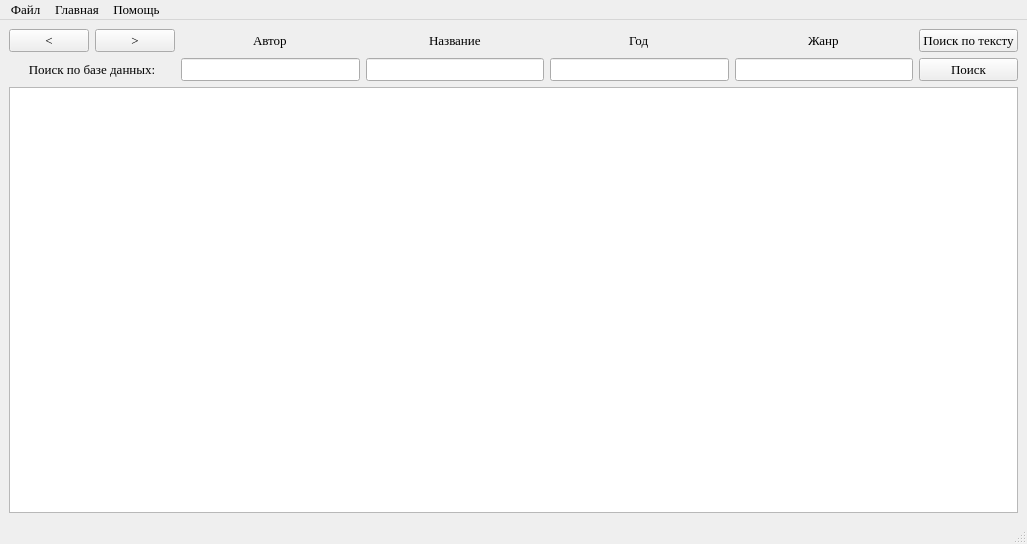
StartsevEgor/Library, file main_window.ui: the form before one commit.
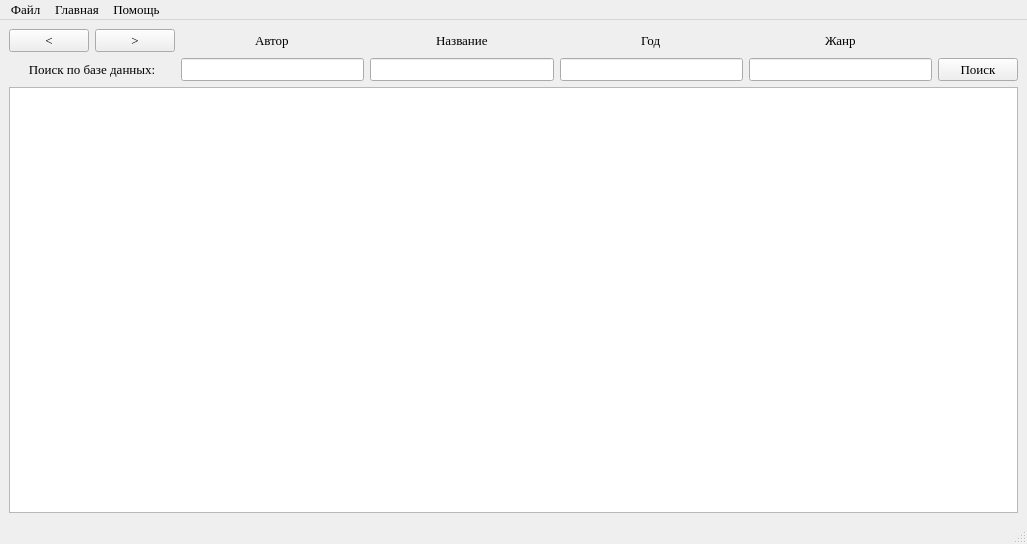
The form after the commit.

Diff of the .ui file:
```diff
--- a/main_window.ui
+++ b/main_window.ui
@@ -112,13 +112,6 @@
         </property>
        </widget>
       </item>
-      <item row="0" column="6">
-       <widget class="QPushButton" name="pushButton">
-        <property name="text">
-         <string>Поиск по тексту</string>
-        </property>
-       </widget>
-      </item>
       <item row="0" column="3">
        <layout class="QHBoxLayout" name="horizontalLayout_2">
         <item>
```
